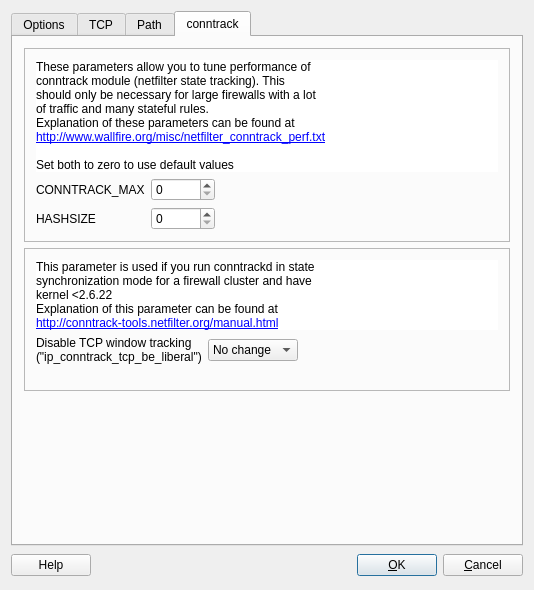
Before: the Qt Designer form src/gui/linux24advanceddialog_q.ui in fwbuilder/fwbuilder, drawn with Qt 5.
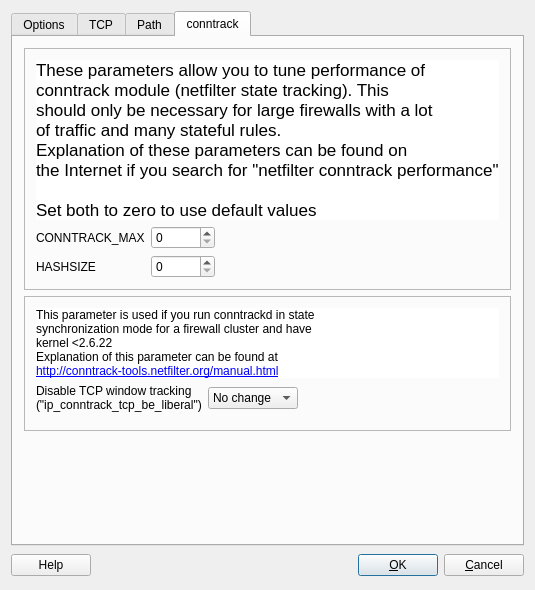
After: the same form once the commit is applied. The open tabs and pages were chosen to show the change.

Commit message: fixed #1487  incorrect url for conntrack page in host os settings

Patch:
```diff
--- a/src/gui/linux24advanceddialog_q.ui
+++ b/src/gui/linux24advanceddialog_q.ui
@@ -1090,15 +1090,13 @@
             <property name="styleSheet" >
              <string notr="true" >background:#fff</string>
             </property>
-            <property name="text" >
-             <string>These parameters allow you to tune performance of&lt;br>
-conntrack module (netfilter state tracking). This&lt;br>
-should only be necessary for large firewalls with a lot&lt;br>
-of traffic and many stateful rules.&lt;br>
-Explanation of these parameters can be found at&lt;br>
-&lt;a href="http://www.wallfire.org/misc/netfilter_conntrack_perf.txt">http://www.wallfire.org/misc/netfilter_conntrack_perf.txt&lt;/a>&lt;br>
-&lt;br>
-Set both to zero to use default values</string>
+            <property name="text">
+             <string>&lt;!DOCTYPE HTML PUBLIC &quot;-//W3C//DTD HTML 4.0//EN&quot; &quot;http://www.w3.org/TR/REC-html40/strict.dtd&quot;&gt;
+&lt;html&gt;&lt;head&gt;&lt;meta name=&quot;qrichtext&quot; content=&quot;1&quot; /&gt;&lt;style type=&quot;text/css&quot;&gt;
+p, li { white-space: pre-wrap; }
+&lt;/style&gt;&lt;/head&gt;&lt;body style=&quot; font-family:'Lucida Grande'; font-size:13pt; font-weight:400; font-style:normal;&quot;&gt;
+&lt;p style=&quot; margin-top:0px; margin-bottom:0px; margin-left:0px; margin-right:0px; -qt-block-indent:0; text-indent:0px;&quot;&gt;These parameters allow you to tune performance of&lt;br /&gt;conntrack module (netfilter state tracking). This&lt;br /&gt;should only be necessary for large firewalls with a lot&lt;br /&gt;of traffic and many stateful rules.&lt;br /&gt;Explanation of these parameters can be found on&lt;/p&gt;
+&lt;p style=&quot; margin-top:0px; margin-bottom:0px; margin-left:0px; margin-right:0px; -qt-block-indent:0; text-indent:0px;&quot;&gt;the Internet if you search for &amp;quot;netfilter conntrack performance&amp;quot;&lt;br /&gt;&lt;br /&gt;Set both to zero to use default values&lt;/p&gt;&lt;/body&gt;&lt;/html&gt;</string>
             </property>
            </widget>
           </item>
@@ -1272,7 +1270,7 @@
    </item>
   </layout>
  </widget>
- <layoutdefault spacing="6" margin="11" />
+ <layoutdefault spacing="6" margin="11"/>
  <tabstops>
   <tabstop>linux24_ip_forward</tabstop>
   <tabstop>linux24_ipv6_forward</tabstop>
```
Left out of the diff: 861 changed lines with no effect on the pictures. The commit also changes 1 other file.
